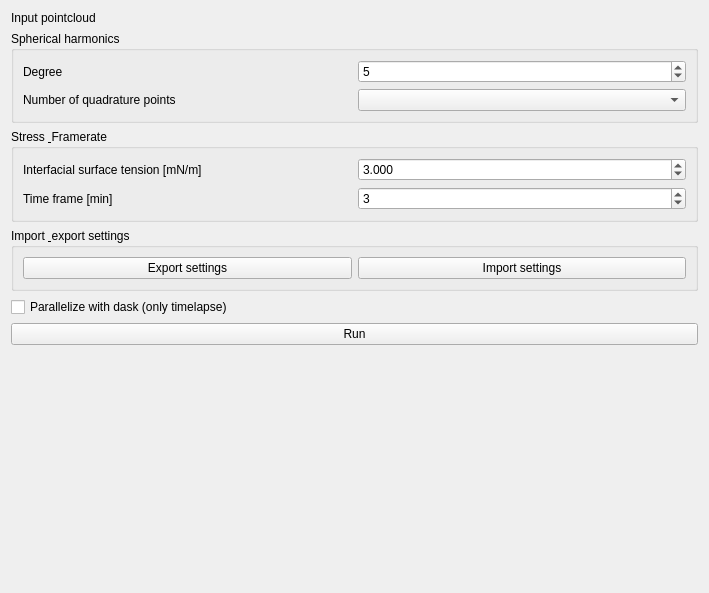
Above: src/napari_stress/_measurements/toolbox.ui from campaslab/napari-stress before the change. Below: the same form after it.
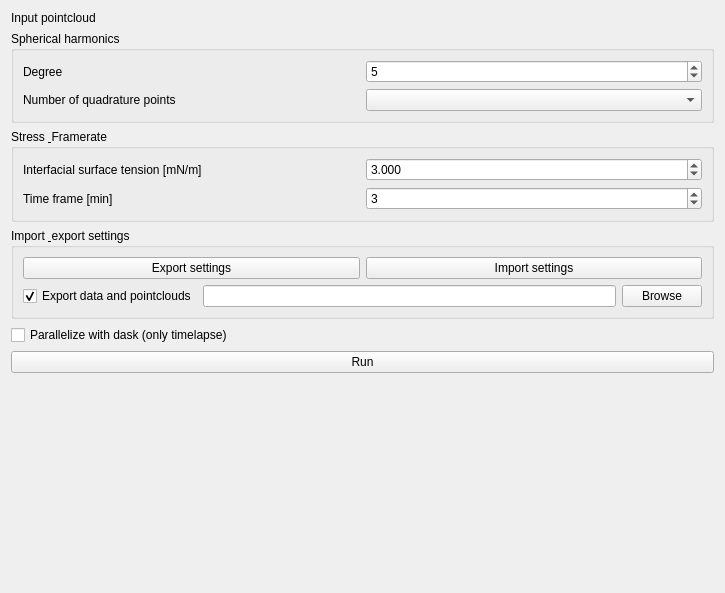
That is the form after the change.

Commit message: added export to toolbox

```diff
--- a/src/napari_stress/_measurements/toolbox.ui
+++ b/src/napari_stress/_measurements/toolbox.ui
@@ -6,7 +6,7 @@
    <rect>
     <x>0</x>
     <y>0</y>
-    <width>709</width>
+    <width>725</width>
     <height>593</height>
    </rect>
   </property>
@@ -14,17 +14,50 @@
    <string>Form</string>
   </property>
   <layout class="QGridLayout" name="gridLayout_4">
-   <item row="7" column="0" colspan="3">
-    <widget class="QPushButton" name="pushButton_run">
+   <item row="0" column="0">
+    <widget class="QLabel" name="label_3">
      <property name="text">
-      <string>Run</string>
+      <string>Input pointcloud</string>
      </property>
     </widget>
    </item>
-   <item row="0" column="2">
+   <item row="0" column="1">
     <widget class="QWidget" name="input_widget" native="true"/>
    </item>
-   <item row="3" column="0" rowspan="2" colspan="3">
+   <item row="1" column="0" colspan="2">
+    <widget class="QGroupBox" name="groupBox_2">
+     <property name="title">
+      <string>Spherical harmonics</string>
+     </property>
+     <layout class="QGridLayout" name="gridLayout">
+      <item row="0" column="0">
+       <widget class="QLabel" name="label">
+        <property name="text">
+         <string>Degree</string>
+        </property>
+       </widget>
+      </item>
+      <item row="0" column="1">
+       <widget class="QSpinBox" name="spinBox_max_degree">
+        <property name="value">
+         <number>5</number>
+        </property>
+       </widget>
+      </item>
+      <item row="1" column="0">
+       <widget class="QLabel" name="label_2">
+        <property name="text">
+         <string>Number of quadrature points</string>
+        </property>
+       </widget>
+      </item>
+      <item row="1" column="1">
+       <widget class="QComboBox" name="comboBox_quadpoints"/>
+      </item>
+     </layout>
+    </widget>
+   </item>
+   <item row="2" column="0" colspan="2">
     <widget class="QGroupBox" name="groupBox_3">
      <property name="title">
       <string>Stress &amp; Framerate</string>
@@ -64,37 +97,68 @@
      </layout>
     </widget>
    </item>
-   <item row="5" column="0" colspan="3">
+   <item row="3" column="0" colspan="2">
     <widget class="QGroupBox" name="groupBox_4">
      <property name="title">
       <string>Import &amp; export settings</string>
      </property>
-     <layout class="QHBoxLayout" name="horizontalLayout">
-      <item>
-       <widget class="QPushButton" name="pushButton_export">
+     <layout class="QGridLayout" name="gridLayout_3">
+      <item row="1" column="2">
+       <widget class="QPushButton" name="pushButton_browse_export_location">
         <property name="text">
-         <string>Export settings</string>
+         <string>Browse</string>
         </property>
        </widget>
       </item>
-      <item>
-       <widget class="QPushButton" name="pushButton_import">
+      <item row="0" column="0" colspan="3">
+       <layout class="QHBoxLayout" name="horizontalLayout">
+        <item>
+         <widget class="QPushButton" name="pushButton_export">
+          <property name="text">
+           <string>Export settings</string>
+          </property>
+         </widget>
+        </item>
+        <item>
+         <widget class="QPushButton" name="pushButton_import">
+          <property name="text">
+           <string>Import settings</string>
+          </property>
+         </widget>
+        </item>
+       </layout>
+      </item>
+      <item row="1" column="1">
+       <widget class="QLineEdit" name="lineEdit_export_location"/>
+      </item>
+      <item row="1" column="0">
+       <widget class="QCheckBox" name="checkBox_export">
         <property name="text">
-         <string>Import settings</string>
+         <string>Export data and pointclouds</string>
+        </property>
+        <property name="checked">
+         <bool>true</bool>
         </property>
        </widget>
       </item>
      </layout>
     </widget>
    </item>
-   <item row="0" column="0" colspan="2">
-    <widget class="QLabel" name="label_3">
+   <item row="4" column="0" colspan="2">
+    <widget class="QCheckBox" name="checkBox_use_dask">
      <property name="text">
-      <string>Input pointcloud</string>
+      <string>Parallelize with dask (only timelapse)</string>
      </property>
     </widget>
    </item>
-   <item row="8" column="2">
+   <item row="5" column="0" colspan="2">
+    <widget class="QPushButton" name="pushButton_run">
+     <property name="text">
+      <string>Run</string>
+     </property>
+    </widget>
+   </item>
+   <item row="6" column="0" colspan="2">
     <spacer name="verticalSpacer">
      <property name="orientation">
       <enum>Qt::Vertical</enum>
@@ -107,46 +171,6 @@
      </property>
     </spacer>
    </item>
-   <item row="6" column="0" colspan="3">
-    <widget class="QCheckBox" name="checkBox_use_dask">
-     <property name="text">
-      <string>Parallelize with dask (only timelapse)</string>
-     </property>
-    </widget>
-   </item>
-   <item row="1" column="0" colspan="3">
-    <widget class="QGroupBox" name="groupBox_2">
-     <property name="title">
-      <string>Spherical harmonics</string>
-     </property>
-     <layout class="QGridLayout" name="gridLayout">
-      <item row="0" column="0">
-       <widget class="QLabel" name="label">
-        <property name="text">
-         <string>Degree</string>
-        </property>
-       </widget>
-      </item>
-      <item row="0" column="1">
-       <widget class="QSpinBox" name="spinBox_max_degree">
-        <property name="value">
-         <number>5</number>
-        </property>
-       </widget>
-      </item>
-      <item row="1" column="0">
-       <widget class="QLabel" name="label_2">
-        <property name="text">
-         <string>Number of quadrature points</string>
-        </property>
-       </widget>
-      </item>
-      <item row="1" column="1">
-       <widget class="QComboBox" name="comboBox_quadpoints"/>
-      </item>
-     </layout>
-    </widget>
-   </item>
   </layout>
  </widget>
  <resources/>
```
The commit also changes 1 other file.
